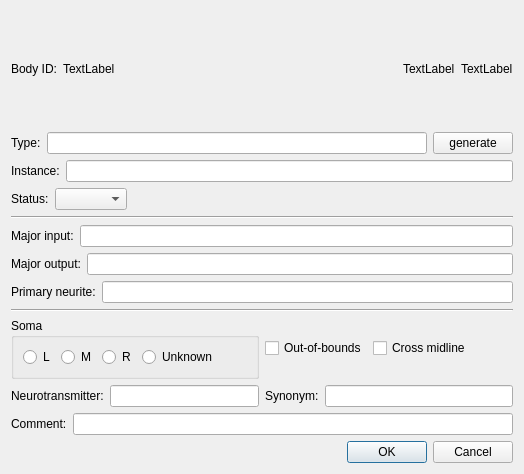
This is neurolabi/gui/flyem/dialogs/flyembodyannotationdialog.ui in janelia-flyem/NeuTu as Qt 5 draws it before an edit. The edited form follows.
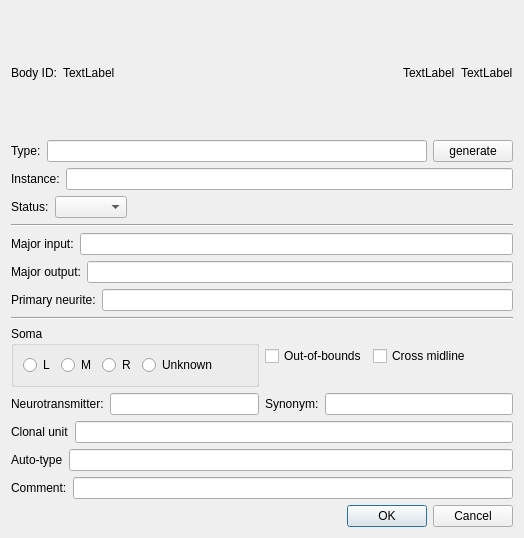
This is the edited form.

The edit to the form file:
```diff
--- a/neurolabi/gui/flyem/dialogs/flyembodyannotationdialog.ui
+++ b/neurolabi/gui/flyem/dialogs/flyembodyannotationdialog.ui
@@ -7,7 +7,7 @@
     <x>0</x>
     <y>0</y>
     <width>524</width>
-    <height>474</height>
+    <height>538</height>
    </rect>
   </property>
   <property name="windowTitle">
@@ -298,6 +298,34 @@
      </item>
     </layout>
    </item>
+   <item>
+    <layout class="QHBoxLayout" name="horizontalLayout_3">
+     <item>
+      <widget class="QLabel" name="label_10">
+       <property name="text">
+        <string>Clonal unit</string>
+       </property>
+      </widget>
+     </item>
+     <item>
+      <widget class="QLineEdit" name="clonalUnitLineEdit"/>
+     </item>
+    </layout>
+   </item>
+   <item>
+    <layout class="QHBoxLayout" name="horizontalLayout">
+     <item>
+      <widget class="QLabel" name="label">
+       <property name="text">
+        <string>Auto-type</string>
+       </property>
+      </widget>
+     </item>
+     <item>
+      <widget class="QLineEdit" name="autoTypeLineEdit"/>
+     </item>
+    </layout>
+   </item>
    <item>
     <layout class="QHBoxLayout" name="horizontalLayout_14">
      <item>
```
